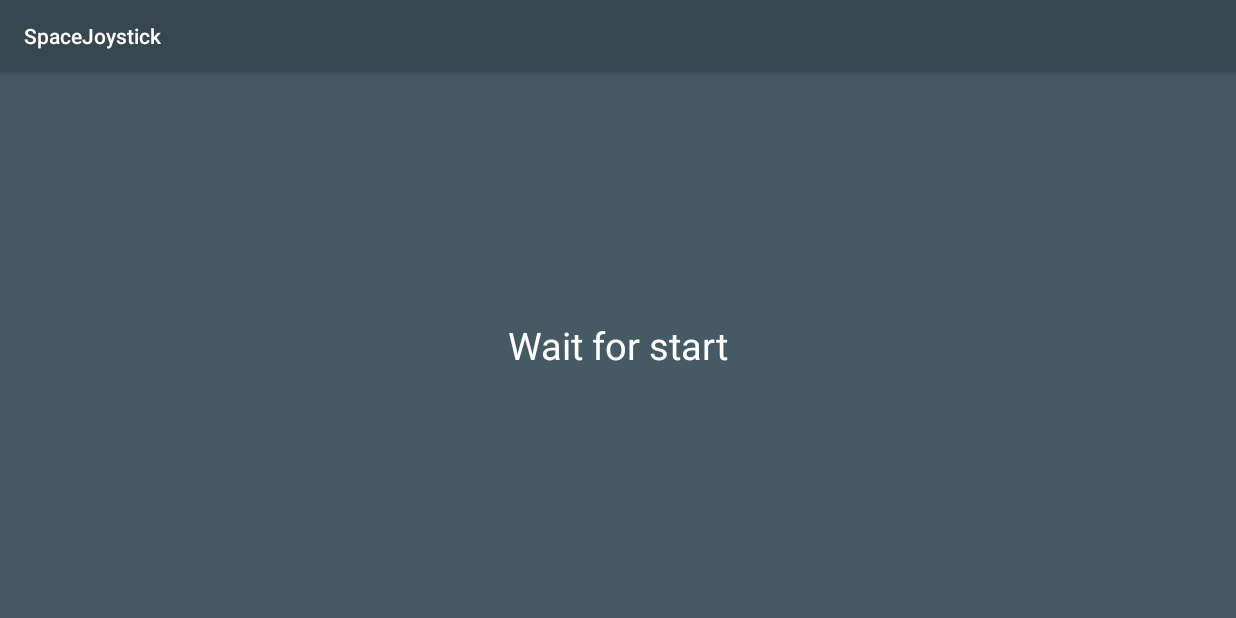
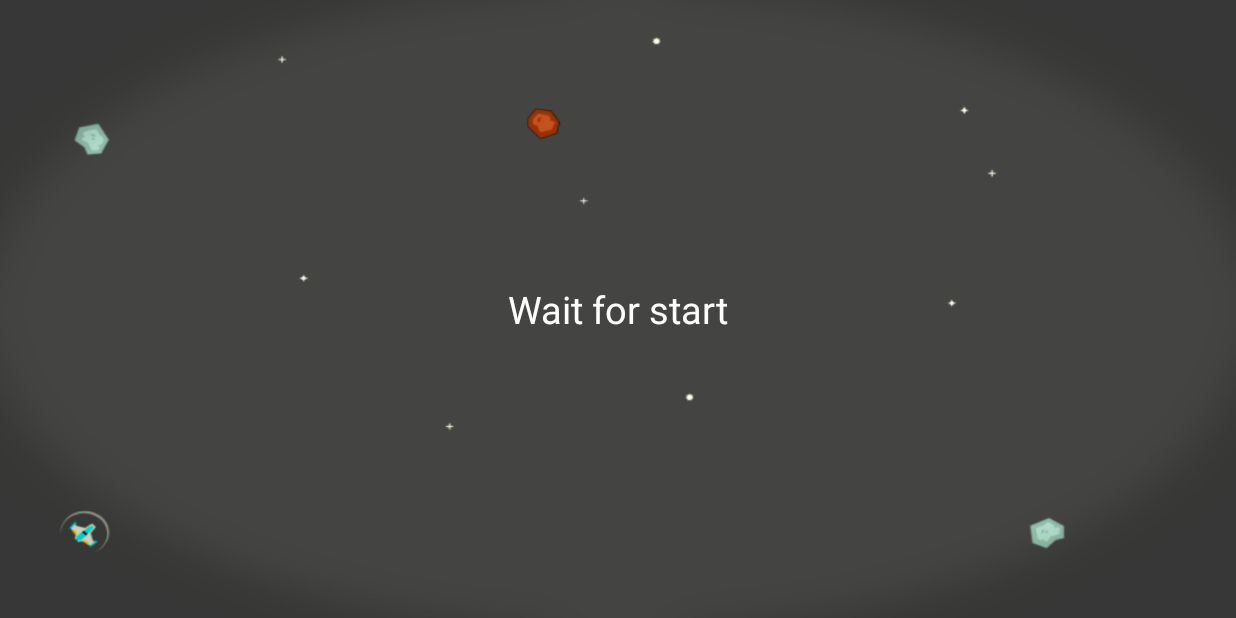
Before and after one commit to OleksandrDemian/SpaceJoystick, an Android app: the MainActivity screen opened directly, with no data from a screen before it, on a phone screen of 824 x 412 dp (held sideways). Run offline under Robolectric (Android 15) with nearby library versions, the phone set to English and light mode, and no system bars.

Commit message:
Splash screen
Added splash image to waiting screen

```diff
--- a/app/src/main/AndroidManifest.xml
+++ b/app/src/main/AndroidManifest.xml
@@ -11,9 +11,11 @@
         android:label="@string/app_name"
         android:supportsRtl="true"
         android:theme="@style/AppTheme">
+
         <activity
             android:name="com.zemian.spacejoystick.MainActivity"
-            android:screenOrientation="landscape">
+            android:screenOrientation="landscape"
+            android:theme="@style/AppTheme.NoActionBar">
         </activity>
 
         <activity
@@ -22,7 +24,6 @@
             android:theme="@style/AppTheme.NoActionBar">
             <intent-filter>
                 <action android:name="android.intent.action.MAIN" />
-
                 <category android:name="android.intent.category.LAUNCHER" />
             </intent-filter>
         </activity>
--- a/app/src/main/java/com/zemian/spacejoystick/Client.java
+++ b/app/src/main/java/com/zemian/spacejoystick/Client.java
@@ -83,12 +83,13 @@ public class Client extends Thread {
                     clientListener.onMessageReceived(message);
                 }
                 //run();
-            } catch (IOException e) {
+            } catch (Exception e) {
+                System.out.println("ErrorSocket: " + e.getMessage());
+                System.out.println("ErrorSocket: " + e.getStackTrace());
+
                 if(clientListener != null)
                     clientListener.onConnectionEvent(ConnectionEvent.CONNECTION_STOPED);
-                e.printStackTrace();
-                System.out.println("ErrorSocket: " + e.getMessage());
-                System.out.println("ErrorSocket: " + e.getStackTrace());
+                //e.printStackTrace();
                 return;
             }
         }
--- a/app/src/main/java/com/zemian/spacejoystick/MainActivity.java
+++ b/app/src/main/java/com/zemian/spacejoystick/MainActivity.java
@@ -257,6 +257,7 @@ public class MainActivity extends AppCompatActivity implements ClientListener {
     public void onConnectionEvent(ConnectionEvent event) {
         switch (event){
             case CONNECTION_STOPED:
+                client.stopClient();
                 toMainScreen();
                 break;
         }
@@ -297,12 +298,17 @@ public class MainActivity extends AppCompatActivity implements ClientListener {
     private class InputThread extends Thread {
 
         //Frequency of sending data per second
-        private int frequency = 5;
+        private int frequency = 10;
 
         public void run(){
+            long mill = System.currentTimeMillis();
             while(true){
                 try {
                     Thread.sleep(1000/frequency);
+
+                    System.out.println("Time: " + ((System.currentTimeMillis() - mill)));
+                    mill = System.currentTimeMillis();
+
                     String string = "c";
 
                     if(leftCommand.mustBeSended())
--- a/app/src/main/java/com/zemian/spacejoystick/PlayerData.java
+++ b/app/src/main/java/com/zemian/spacejoystick/PlayerData.java
@@ -26,7 +26,7 @@ public class PlayerData {
 
     public PlayerData(Context context){
         this.context = context;
-        attributes.add(new Attribute("health", 0, 5, 15));
+        attributes.add(new Attribute("health", 0, 10, 20));
         attributes.add(new Attribute("damage", 0, 3, 10));
         attributes.add(new Attribute("shield", 0, 1, 2));
         attributes.add(new Attribute("speed", 0, 50, 500));
--- a/app/src/main/java/com/zemian/spacejoystick/WritePlayerXml.java
+++ /dev/null
@@ -1,8 +0,0 @@
-package com.zemian.spacejoystick;
-
-/**
- * Created by Oleksandr on 15/02/2017.
- */
-
-public class WritePlayerXml {
-}
--- a/app/src/main/res/layout/activity_main.xml
+++ b/app/src/main/res/layout/activity_main.xml
@@ -10,19 +10,16 @@
     android:paddingRight="@dimen/activity_horizontal_margin"
     android:paddingTop="@dimen/activity_vertical_margin"
     tools:context="com.example.oleksandr.spacejoystick.com.zemian.spacejoystick.MainActivity"
-    android:background="@color/background">
+    android:background="@color/background"
+    android:padding="0dp">
 
     <RelativeLayout
         android:layout_width="match_parent"
         android:layout_height="match_parent"
         android:id="@+id/waitLayout"
-        android:visibility="invisible">
-
-        <ImageView
-            android:layout_width="match_parent"
-            android:layout_height="match_parent"
-            app:srcCompat="@color/background"
-            android:id="@+id/imageView" />
+        android:visibility="visible"
+        android:layout_margin="0dp"
+        android:background="@drawable/splash">
 
         <TextView
             android:text="Wait for start"
@@ -42,9 +39,10 @@
         android:layout_width="match_parent"
         android:layout_height="match_parent"
         android:id="@+id/joystickLayout"
-        android:visibility="visible"
+        android:visibility="invisible"
         android:layout_alignParentTop="true"
-        android:layout_alignParentStart="true">
+        android:layout_alignParentStart="true"
+        android:layout_margin="16dp">
 
         <ImageButton
             android:layout_width="90sp"
--- a/app/src/main/res/values-v21/styles.xml
+++ b/app/src/main/res/values-v21/styles.xml
@@ -1,9 +1,9 @@
 <resources>
-
     <style name="AppTheme.NoActionBar">
         <item name="windowActionBar">false</item>
         <item name="windowNoTitle">true</item>
         <item name="android:windowDrawsSystemBarBackgrounds">true</item>
-        <item name="android:statusBarColor">@android:color/transparent</item>
+        <item name="colorPrimary">@color/colorPrimary</item>
+        <item name="colorPrimaryDark">@color/colorPrimaryDark</item>
     </style>
 </resources>
--- a/app/src/main/res/values/styles.xml
+++ b/app/src/main/res/values/styles.xml
@@ -1,5 +1,4 @@
 <resources>
-
     <!-- Base application theme. -->
     <style name="AppTheme" parent="Theme.AppCompat.Light.DarkActionBar">
         <!-- Customize your theme here. -->
```
Also changed, not shown: app/src/main/res/drawable/ico.png (deleted), app/src/main/res/drawable/icon.png (deleted), app/src/main/res/drawable/spaceshooterpartybannerandroid1.PNG (added), app/src/main/res/drawable/splash.png (added), 1 other file.
